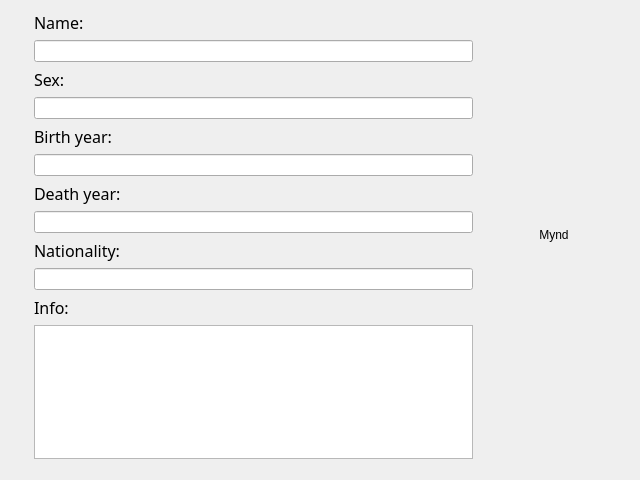
Old version of the form infopage.ui in the repository Fanarito/VLN1.
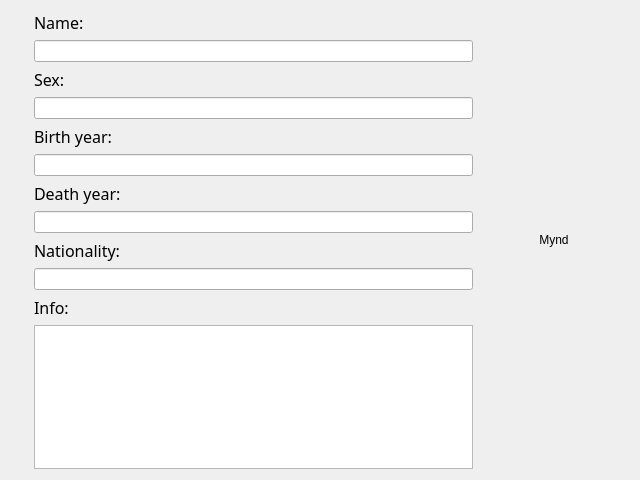
New version of the form.

The edit to the form file:
```diff
--- a/infopage.ui
+++ b/infopage.ui
@@ -24,7 +24,7 @@
    <item>
     <layout class="QHBoxLayout" name="horizontalLayout">
      <property name="bottomMargin">
-      <number>10</number>
+      <number>0</number>
      </property>
      <item>
       <layout class="QVBoxLayout" name="verticalLayout_2">
```
